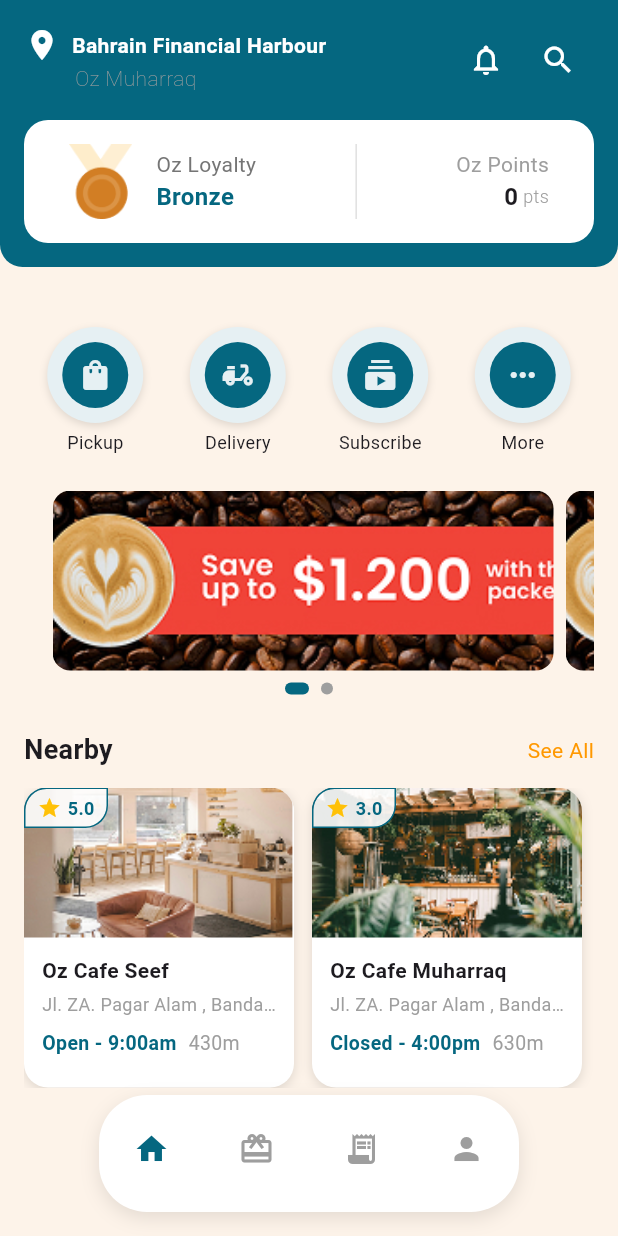
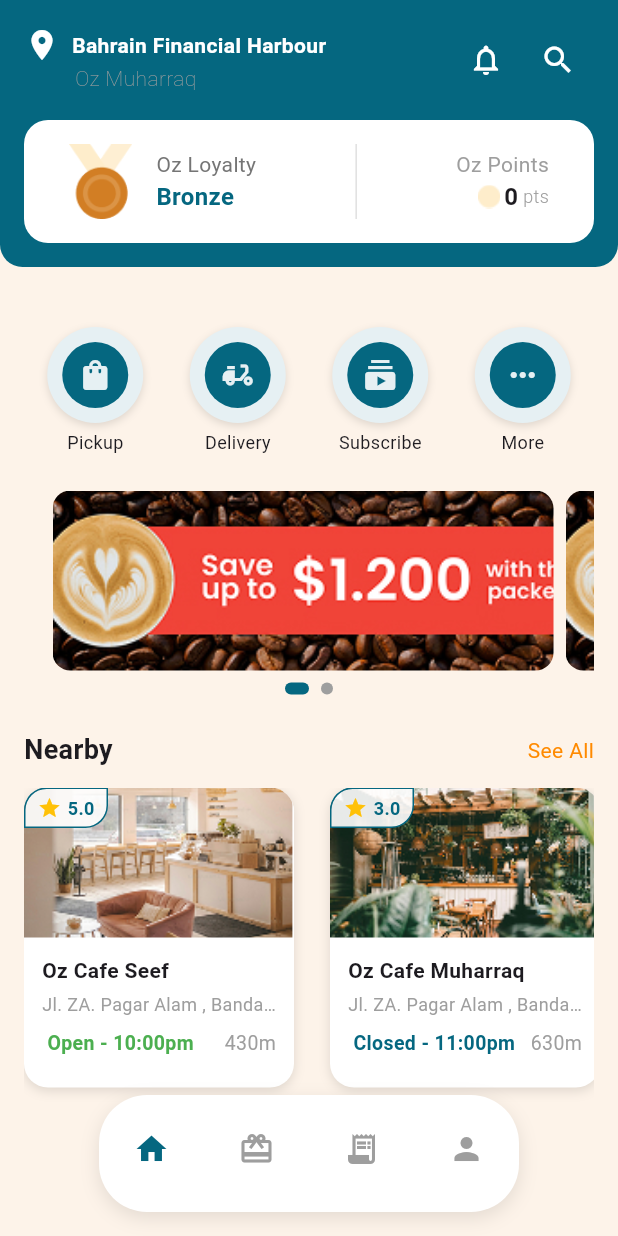
Before and after one commit to z-z97/oz_cafe, a Flutter app: the MainNavigationView screen opened by its route, on a phone screen of 412 x 824 dp. Run offline on Flutter 3.47's test engine with Material 3 defaults, Android fonts, the phone set to English and light mode, and no system bars; our stand-ins replace google_sign_in, shared_preferences, stacked, stacked_services, stacked_shared; missing offline and left inert: flutter_facebook_auth; accounts and stored records are empty.

Commit message:
promo page and some edites

```diff
--- a/lib/model/PromoModel.dart
+++ b/lib/model/PromoModel.dart
@@ -1,9 +1,13 @@
 class PromoModel {
   final String title;
   final String description;
+  final double numberOfVocher;
+  final List<String> storeIds;
 
   PromoModel({
     required this.title,
     required this.description,
+    required this.storeIds,
+    required this.numberOfVocher
   });
 }
--- a/lib/model/StoreModel.dart
+++ b/lib/model/StoreModel.dart
@@ -1,17 +1,23 @@
 class StoreModel {
+  final String id;
   final String name;
   final String imageUrl;
   final String address;
   final String status;
   final String distance;
   final double rating;
+  final String openTime;
+  final String closTime;
 
-  StoreModel({
+  StoreModel( {
+    required this.id,
     required this.name,
     required this.imageUrl,
     required this.address,
     required this.status,
     required this.distance,
     required this.rating,
+    required this.openTime,
+    required this.closTime,
   });
 }
--- a/lib/services/DummyFeaturesService.dart
+++ b/lib/services/DummyFeaturesService.dart
@@ -8,34 +8,50 @@
 
 
   static final promos = [
-    PromoModel(title: "Discount up to 5%", description: "Learn more for more info"),
-    PromoModel(title: "Save up to \$1,200", description: "with this pocket"),
+    PromoModel(title: "Discount up to 5%", description: "Learn more for more info", storeIds: ['Seef-id','Muharraq-id'], numberOfVocher: 5),
+    PromoModel(title: "Save up to \$1,200", description: "with this pocket", storeIds: ['Seef2-id', 'Muharraq2-id'], numberOfVocher: 1),
   ];
 
   static final stores = [
     StoreModel(
+      id:'Seef-id',
       name: "Oz Cafe Seef",
       imageUrl: "assets/images/oz_seef.jpg",
-      status: "Open - 9:00am",
-      distance: "430m", rating: 5, address: "Jl. ZA. Pagar Alam , Bandar Lampung",
+      status: "Open",
+      distance: "430m",
+       rating: 5,
+       address: "Jl. ZA. Pagar Alam , Bandar Lampung",
+             openTime: '9:00am',
+        closTime: '10:00pm',
+
     ),
     StoreModel(
+      id:'Muharraq-id',
       name: "Oz Cafe Muharraq",
       imageUrl: "assets/images/oz_muharraq.jpg",
-      status: "Closed - 4:00pm",
-      distance: "630m", rating: 3, address: "Jl. ZA. Pagar Alam , Bandar Lampung",
+      status: "Closed",
+      distance: "630m", rating: 3,
+      address: "Jl. ZA. Pagar Alam , Bandar Lampung",
+              openTime: '9:00am',
+        closTime: '11:00pm',
     ),
         StoreModel(
-      name: "Oz Cafe Seef",
+          id:'Seef2-id',
+      name: "Oz Cafe Seef2",
       imageUrl: "assets/images/oz_seef.jpg",
-      status: "Open - 9:00am",
+      status: "Open",
       distance: "430m", rating: 5, address: "Jl. ZA. Pagar Alam , Bandar Lampung",
+                 openTime: '9:00am',
+        closTime: '11:00pm',
     ),
     StoreModel(
-      name: "Oz Cafe Muharraq",
+         id:'Muharraq2-id',
+      name: "Oz Cafe Muharraq2",
       imageUrl: "assets/images/oz_muharraq.jpg",
-      status: "Closed - 4:00pm",
+      status: "Closed",
       distance: "630m", rating: 3, address: "Jl. ZA. Pagar Alam , Bandar Lampung",
+              openTime: '9:00am',
+        closTime: '11:00pm',
     ),
   ];
 
@@ -55,7 +71,11 @@
       status: "Order Completed",
     ),
   ];
-
+static List<StoreModel> getStoresForPromo(PromoModel promo) {
+  return DummyData.stores
+      .where((store) => promo.storeIds.contains(store.id))
+      .toList();
+}
   static final profileItems = [
     ProfileMenuItemModel(title: "Shipping Address", icon: "assets/icons/address.png"),
     ProfileMenuItemModel(title: "Membership", icon: "assets/icons/membership.png"),
--- /dev/null
+++ b/lib/ui/views/Features/PromoPage/PromoPage_view.dart
@@ -0,0 +1,89 @@
+import 'package:flutter/material.dart';
+import 'package:oz_cofe/services/DummyFeaturesService.dart';
+import 'package:oz_cofe/ui/widgets/cafe_card.dart';
+import 'package:oz_cofe/ui/widgets/nearby_section.dart';
+import 'package:oz_cofe/ui/widgets/promo_card.dart';
+import 'package:stacked/stacked.dart';
+import 'promo_viewmodel.dart';
+import 'package:oz_cofe/model/PromoModel.dart';
+
+class PromoPage extends StackedView<PromoViewModel> {
+  const PromoPage({super.key});
+
+  @override
+  Widget builder(BuildContext context, PromoViewModel viewModel, Widget? child) {
+    return Scaffold(
+      appBar: AppBar(
+        title: Row(
+                    mainAxisAlignment: MainAxisAlignment.spaceBetween,
+
+          children: [
+            const Text(
+              "Promo",
+              style: TextStyle(
+                color: Color(0xFF056780),
+              ),
+            ),
+            const SizedBox(width: 16),
+            // 👇 FutureBuilder to load user points
+            FutureBuilder(
+              future: viewModel.userFuture,
+              builder: (context, snapshot) {
+                if (snapshot.connectionState == ConnectionState.waiting) {
+                  return const CircularProgressIndicator();
+                } else if (snapshot.hasError || !snapshot.hasData || snapshot.data == null) {
+                  return const Text(
+                    "0 pts",
+                    style: TextStyle(fontSize: 14, color: Colors.grey),
+                  );
+                } else {
+                  final user = snapshot.data!;
+                  return Row(
+                    children: [
+                      Image.asset('assets/images/Vector.png', height: 20, width: 20),
+                      Text(
+                        '${user.points}',
+                        style: const TextStyle(fontSize: 16, fontWeight: FontWeight.bold , color: Colors.black),
+                      ),
+                      const Text(
+                        ' pts',
+                        style: TextStyle(fontSize: 12, fontWeight: FontWeight.w300, color: Colors.grey),
+                      ),
+                    ],
+                  );
+                }
+              },
+            ),
+          ],
+        ),
+        backgroundColor: Colors.white,
+        foregroundColor: Colors.white,
+      ),
+      body: ListView.builder(
+        itemCount: viewModel.promos.length,
+        itemBuilder: (context, index) {
+          PromoModel promo = viewModel.promos[index];
+          final stores = viewModel.getStoresForPromo(promo);
+
+          return Container(
+            margin: const EdgeInsets.only(bottom: 15),
+            color: Colors.white,
+            padding: const EdgeInsets.all(16),
+            child: Column(
+              crossAxisAlignment: CrossAxisAlignment.start,
+              children: [
+                PromoCard(promo: promo),
+                const SizedBox(height: 12),
+                NearbySection(stores: stores, title: 'Store'),
+                const SizedBox(height: 32),
+              ],
+            ),
+          );
+        },
+      ),
+    );
+  }
+
+  @override
+  PromoViewModel viewModelBuilder(BuildContext context) => PromoViewModel();
+}
--- /dev/null
+++ b/lib/ui/views/Features/PromoPage/promo_viewmodel.dart
@@ -0,0 +1,21 @@
+import 'package:oz_cofe/model/users.dart';
+import 'package:oz_cofe/services/DummyUserService.dart';
+import 'package:stacked/stacked.dart';
+import 'package:oz_cofe/model/PromoModel.dart';
+import 'package:oz_cofe/model/StoreModel.dart';
+import 'package:oz_cofe/services/DummyFeaturesService.dart';
+
+class PromoViewModel extends BaseViewModel {
+  List<PromoModel> get promos => DummyData.promos;
+
+  List<StoreModel> getStoresForPromo(PromoModel promo) {
+    return DummyData.stores
+        .where((store) => promo.storeIds.contains(store.id))
+        .toList();
+  }
+   // late Future<UserModel?> _userFuture;
+
+
+    Future<UserModel?> userFuture = DummyUserService().getuser();
+
+}
--- a/lib/ui/views/Features/home/home_view.dart
+++ b/lib/ui/views/Features/home/home_view.dart
@@ -12,33 +12,43 @@
   const HomeView({super.key});
 
   @override
-  Widget builder(
-      BuildContext context, HomeViewModel viewModel, Widget? child) {
+  Widget builder(BuildContext context, HomeViewModel viewModel, Widget? child) {
     return SafeArea(
       child: SingleChildScrollView(
-
         child: Column(
           crossAxisAlignment: CrossAxisAlignment.start,
           children: [
             Container(
               padding: const EdgeInsets.all(16),
 
-              decoration: BoxDecoration(color: Color(0xFF056780),borderRadius: BorderRadius.only(bottomLeft: Radius.circular(15) ,bottomRight: Radius.circular(15) )),
+              decoration: BoxDecoration(
+                color: Color(0xFF056780),
+                borderRadius: BorderRadius.only(
+                  bottomLeft: Radius.circular(15),
+                  bottomRight: Radius.circular(15),
+                ),
+              ),
               child: Column(
                 children: [
                   const LocationHeader(),
                   const SizedBox(height: 16),
                   const LoyaltyCard(),
                 ],
-              )),
+              ),
+            ),
             Container(
-                 padding: const EdgeInsets.all(16),child: Column(children: [   SizedBox(height: 24),
+              padding: const EdgeInsets.all(16),
+              child: Column(
+                children: [
+                  SizedBox(height: 24),
                   ActionIconsRow(),
                   const SizedBox(height: 24),
                   PromoBanner(),
                   const SizedBox(height: 24),
-           NearbySection(),],),)
-
+                  NearbySection(stores: viewModel.stores, title: 'Nearby',),
+                ],
+              ),
+            ),
           ],
         ),
       ),
--- a/lib/ui/views/Features/home/home_viewmodel.dart
+++ b/lib/ui/views/Features/home/home_viewmodel.dart
@@ -1,4 +1,7 @@
+import 'package:oz_cofe/services/DummyFeaturesService.dart';
 import 'package:stacked/stacked.dart';
 
 class HomeViewModel extends BaseViewModel {
+      final stores = DummyData.stores;
+
 }
--- a/lib/ui/views/Features/main_navigation_view.dart
+++ b/lib/ui/views/Features/main_navigation_view.dart
@@ -1,4 +1,5 @@
 import 'package:flutter/material.dart';
+import 'package:oz_cofe/ui/views/Features/PromoPage/PromoPage_view.dart';
 import 'package:oz_cofe/ui/views/Features/home/home_view.dart';
 import 'package:stacked/stacked.dart';
 import 'main_navigation_viewmodel.dart';
@@ -14,7 +15,7 @@
   ) {
     final screens = const [
       HomeView(),
-      // LoyaltyView(),
+      PromoPage(),
       // OrdersView(),
       // ProfileView(),
     ];
--- a/lib/ui/views/home/home_viewmodel.dart
+++ /dev/null
@@ -1,4 +0,0 @@
-import 'package:stacked/stacked.dart';
-
-class HomeViewModel extends BaseViewModel {
-}
--- a/lib/ui/widgets/cafe_card.dart
+++ b/lib/ui/widgets/cafe_card.dart
@@ -8,7 +8,10 @@
 
   @override
   Widget build(BuildContext context) {
-    return Container(
+    return Column(
+      children: [
+        Container(
+          height: 200,
           width: 180,
           margin: const EdgeInsets.only(right: 12),
           decoration: BoxDecoration(
@@ -86,12 +89,14 @@
 
                     Row(
                       children: [
-                    Text(
-                      store.status,
-                      style: const TextStyle(
-                        color: Color(0xFF056780),
+                        Expanded(
+                          child: Text(
+                           " ${store.status} - ${store.closTime}",
+                            style: TextStyle(
+                              color:store.status=="Open"? Colors.green: const Color(0xFF056780),
                               fontWeight: FontWeight.bold,
                               fontSize: 13,
+                            ),
                           ),
                         ),
                         const SizedBox(width: 8),
@@ -106,6 +111,8 @@
               ),
             ],
           ),
+        ),
+      ],
     );
   }
 }
--- a/lib/ui/widgets/loyalty_card.dart
+++ b/lib/ui/widgets/loyalty_card.dart
@@ -49,7 +49,7 @@
               ),
               const Spacer(),
 SizedBox(
-  height: 50, // أو نفس ارتفاع الـ Container
+  height: 50,
   child: VerticalDivider(
     color: Colors.grey[300],
     thickness: 1,
@@ -65,6 +65,7 @@
                   const Text('Oz Points', style: TextStyle(color: Colors.grey)),
                   Row(
                     children: [
+                                            Image.asset('assets/images/Vector.png', height: 20, width: 20),
                       Text('${user?.points ?? 0}',
                           style: const TextStyle(fontSize: 16, fontWeight: FontWeight.bold )),
                           Text(' pts',
--- a/lib/ui/widgets/nearby_section.dart
+++ b/lib/ui/widgets/nearby_section.dart
@@ -1,31 +1,43 @@
 import 'package:flutter/material.dart';
-import 'package:oz_cofe/services/DummyFeaturesService.dart';
+import 'package:oz_cofe/model/StoreModel.dart';
 import 'package:oz_cofe/ui/widgets/cafe_card.dart';
 
 class NearbySection extends StatelessWidget {
-  const NearbySection({super.key});
+  final List<StoreModel> stores;
+  final String title;
+
+  const NearbySection({super.key, required this.stores, required this.title});
 
   @override
   Widget build(BuildContext context) {
-    final stores = DummyData.stores;
-
     return Column(
       crossAxisAlignment: CrossAxisAlignment.start,
       children: [
         Row(
-          children: const [
-            Expanded(
-              child: Text("Nearby", style: TextStyle(fontSize: 18, fontWeight: FontWeight.bold)),
+          children: [
+             Expanded(
+              child: Text(
+              title,
+                style: TextStyle(fontSize: 18, fontWeight: FontWeight.bold),
+              ),
             ),
-            Text("See All", style: TextStyle(color: Colors.orange)),
+            GestureDetector(
+              onTap: () {
+              },
+              child: const Text(
+                "See All",
+                style: TextStyle(color: Color(0xFFFF8A00)),
+              ),
+            ),
           ],
         ),
         const SizedBox(height: 12),
         SizedBox(
-          height: 200,
-          child: ListView.builder(
+          height: 210,
+          child: ListView.separated(
             scrollDirection: Axis.horizontal,
             itemCount: stores.length,
+            separatorBuilder: (_, __) => const SizedBox(width: 12),
             itemBuilder: (context, index) {
               return CafeCard(store: stores[index]);
             },
```
Also changed, not shown: lib/ui/views/home/home_view.dart (deleted, +0 -50 lines), lib/ui/widgets/promo_card.dart (added, +259 -0 lines), lib/ui/widgets/store_section.dart (added, +39 -0 lines), assets/images/Vector.png (added). Lines whose indentation alone changed are shown as unchanged.
